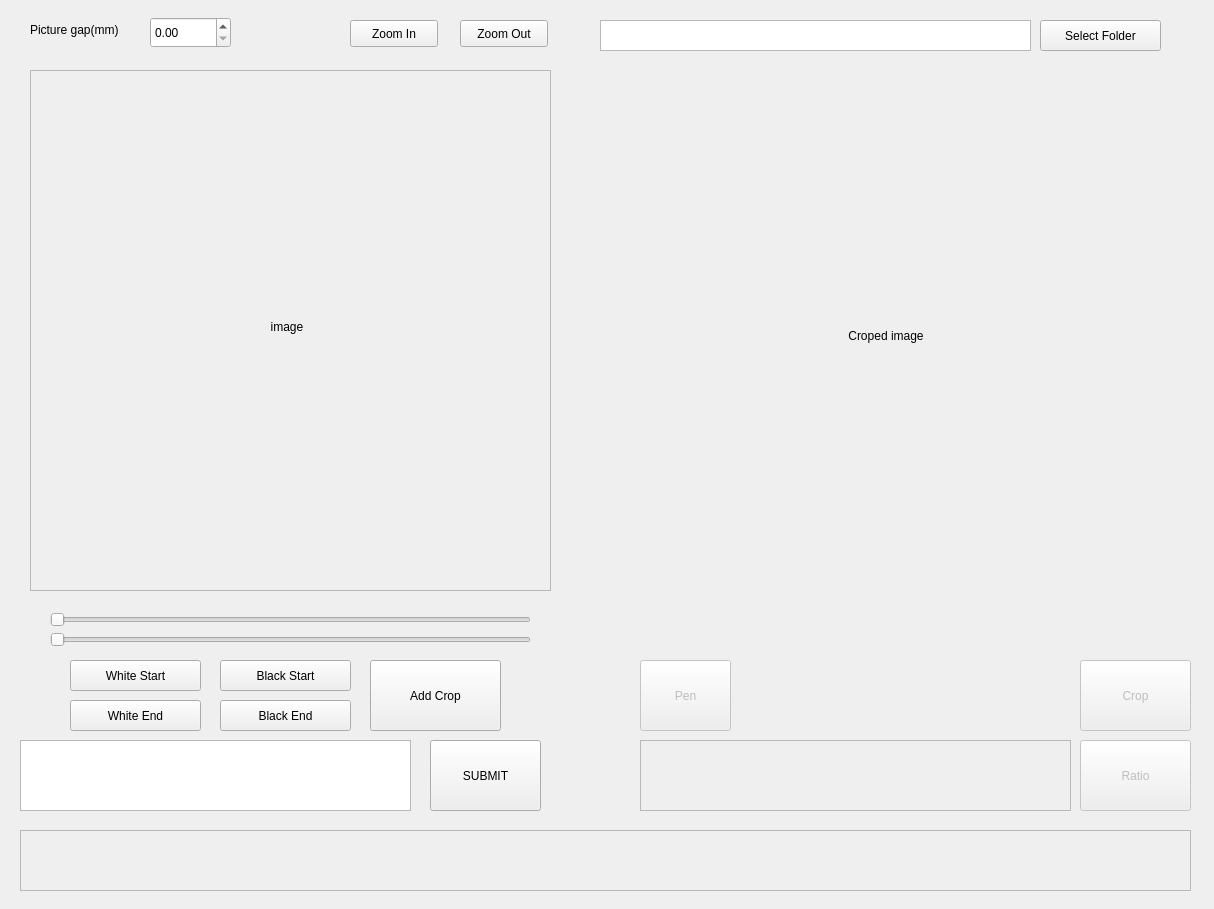
First picture: the form in qtdesigner.ui, repository min-sunnying/teeth_black, before the edit.
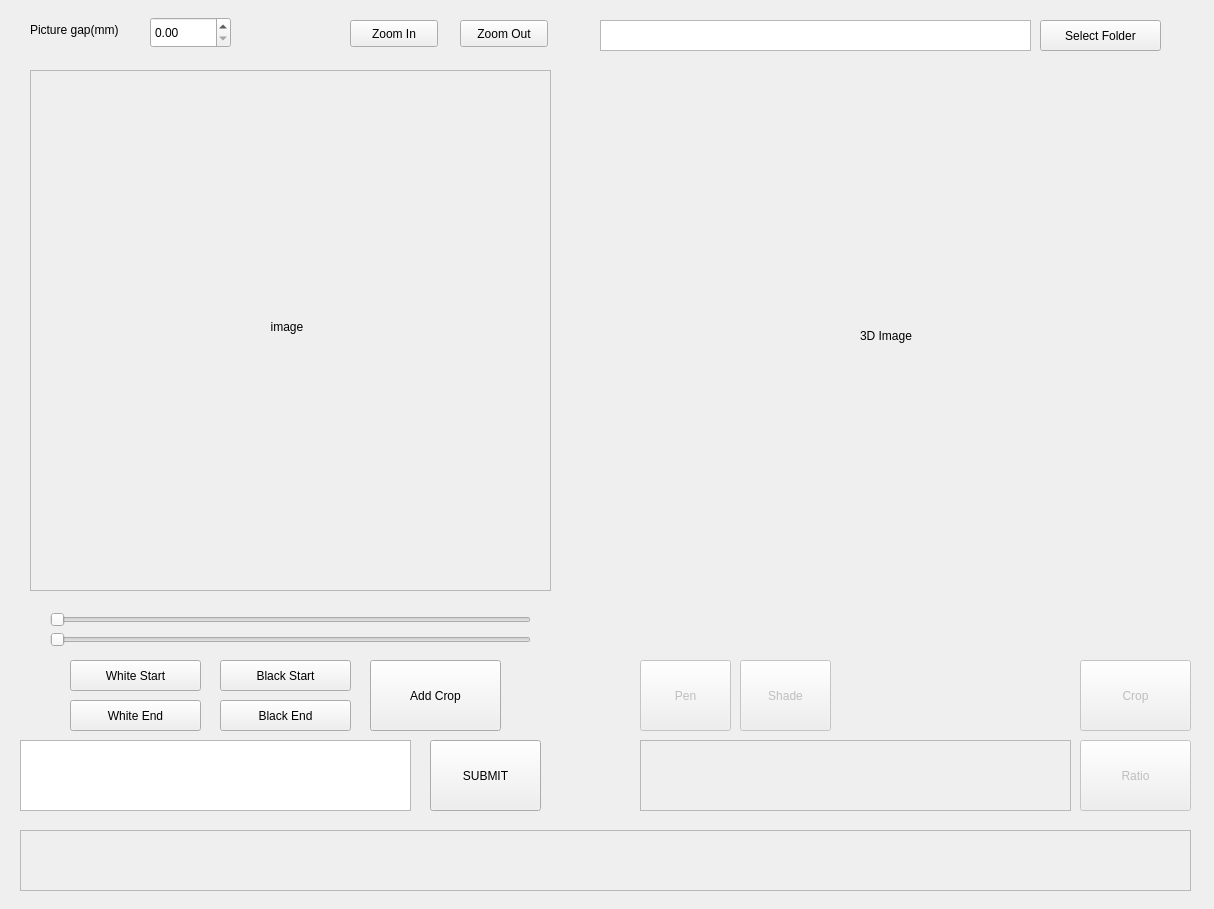
Second picture: the form after the edit.

The edit to the form file:
```diff
--- a/qtdesigner.ui
+++ b/qtdesigner.ui
@@ -185,7 +185,7 @@
     </rect>
    </property>
    <property name="text">
-    <string>Croped image</string>
+    <string>3D Image</string>
    </property>
    <property name="alignment">
     <set>Qt::AlignCenter</set>
@@ -365,6 +365,22 @@
     <string>Picture gap(mm)</string>
    </property>
   </widget>
+  <widget class="QPushButton" name="shade_button">
+   <property name="enabled">
+    <bool>false</bool>
+   </property>
+   <property name="geometry">
+    <rect>
+     <x>740</x>
+     <y>660</y>
+     <width>91</width>
+     <height>71</height>
+    </rect>
+   </property>
+   <property name="text">
+    <string>Shade</string>
+   </property>
+  </widget>
  </widget>
  <resources/>
  <connections/>
```
Left out of the diff: 2 changed lines with no effect on the pictures.
